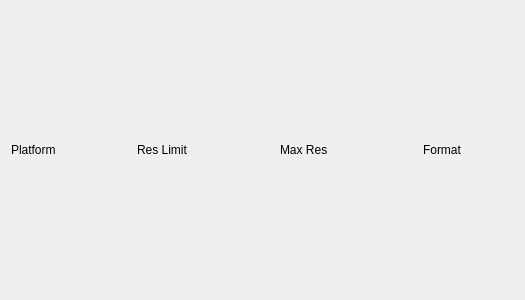
Old version of the form Gems/Atom/Asset/ImageProcessingAtom/Code/Source/Editor/ResolutionSettingWidget.ui in the repository accesspointmg/org.o3de.repo.atom.
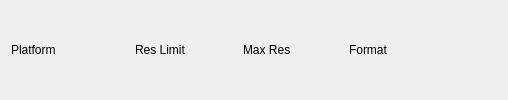
New version of the form.

Commit message: Integrating review feedback. Aligned interface elements.

Patch:
```diff
--- a/Gems/Atom/Asset/ImageProcessingAtom/Code/Source/Editor/ResolutionSettingWidget.ui
+++ b/Gems/Atom/Asset/ImageProcessingAtom/Code/Source/Editor/ResolutionSettingWidget.ui
@@ -2,26 +2,9 @@
 <ui version="4.0">
   <class>ResolutionSettingWidget</class>
     <widget class="QWidget" name="ResolutionSettingWidget">
-      <property name="geometry">
-        <rect>
-          <x>0</x>
-          <y>0</y>
-          <width>465</width>
-          <height>300</height>
-        </rect>
-      </property>
       <layout class="QVBoxLayout" name="listLayout">
         <item>
-          <layout class="QGridLayout" name="gridLayout" columnminimumwidth="120,137,137,91">
-            <property name="leftMargin">
-                <number>0</number>
-            </property>
-            <property name="topMargin">
-                <number>0</number>
-            </property>
-            <property name="rightMargin">
-                <number>0</number>
-            </property>
+          <layout class="QGridLayout" name="gridLayout" columnminimumwidth="118,102,100,148">
             <item row="0" column="0">
               <widget class="QLabel" name="platformLabel">
                 <property name="text">
```
The commit also changes 6 other files.
